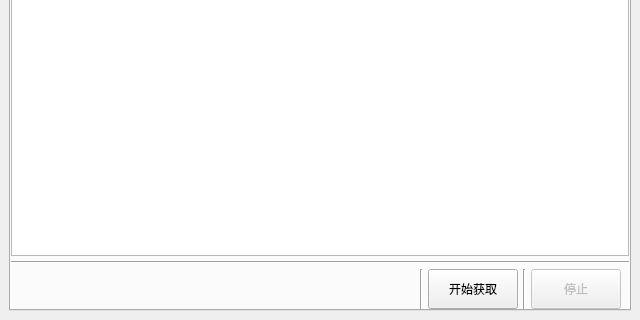
First picture: the form in ui/home.ui, repository izerui/temu-spider, before the edit; both pictures show x 0 to 640 and y 160 to 480 of the 640 by 480 pixel window.
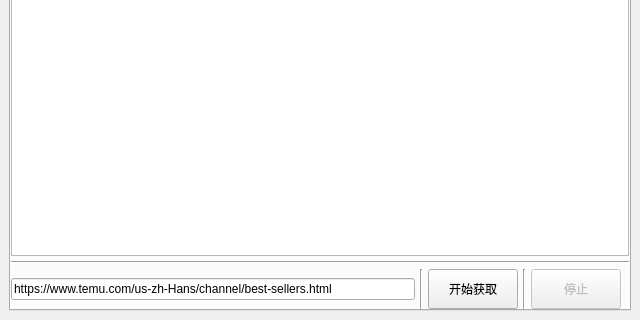
Second picture: the form after the edit.

```diff
--- a/ui/home.ui
+++ b/ui/home.ui
@@ -91,17 +91,17 @@
              <number>8</number>
             </property>
             <item>
-             <spacer name="horizontalSpacer">
-              <property name="orientation">
-               <enum>Qt::Orientation::Horizontal</enum>
-              </property>
-              <property name="sizeHint" stdset="0">
+             <widget class="QLineEdit" name="lineEdit">
+              <property name="minimumSize">
                <size>
-                <width>40</width>
-                <height>20</height>
+                <width>300</width>
+                <height>0</height>
                </size>
               </property>
-             </spacer>
+              <property name="text">
+               <string>https://www.temu.com/us-zh-Hans/channel/best-sellers.html</string>
+              </property>
+             </widget>
             </item>
             <item>
              <widget class="Line" name="line">
```
